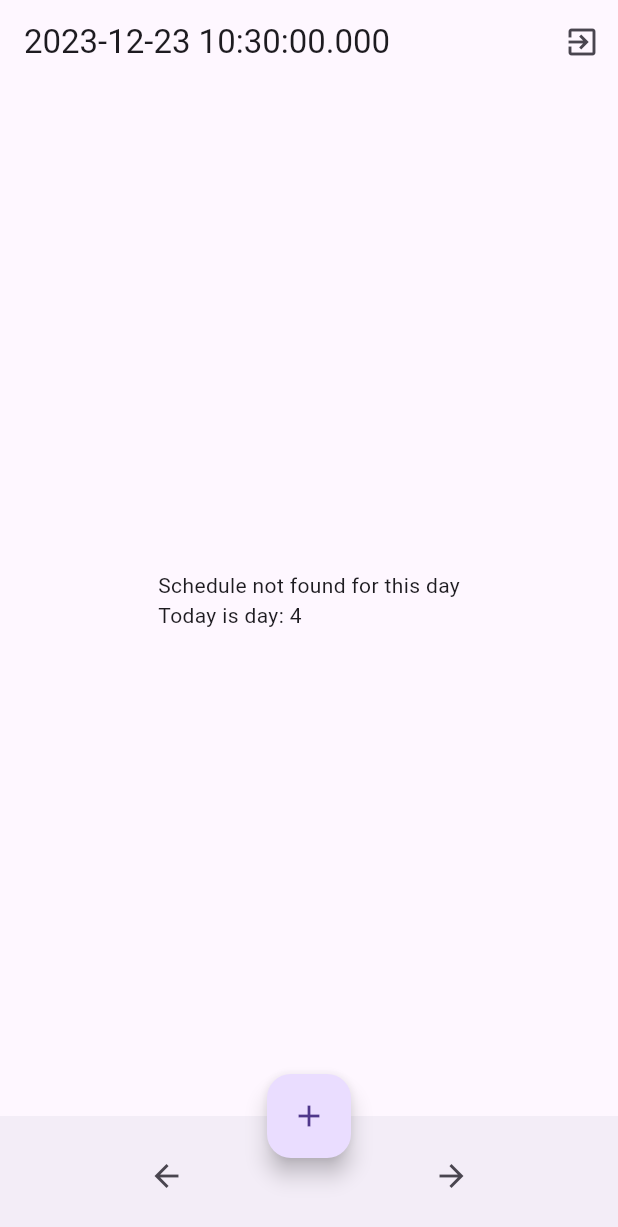
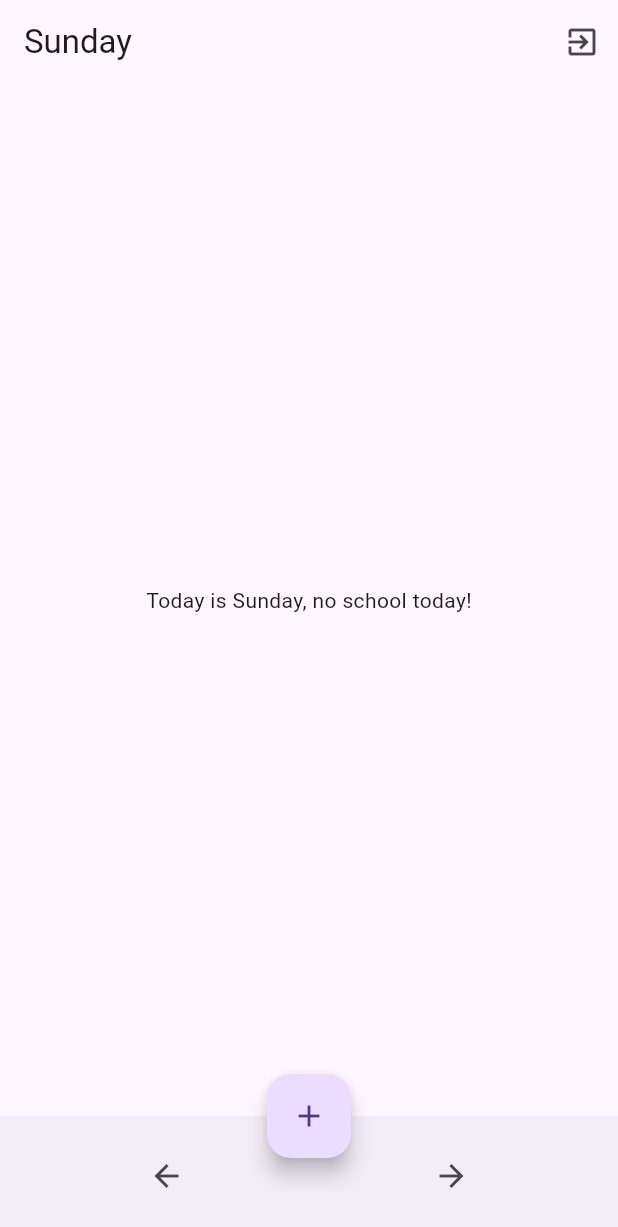
Before and after one commit to rodrisy/IA, a Flutter app: the ScheduleScreen screen opened directly, after a tap on the "arrow back" icon, on a phone screen of 412 x 824 dp. Shown: the top 1227 px of the screen. Run offline on Flutter 3.47's test engine with Material 3 defaults, Android fonts, the phone set to English and light mode, and no system bars; our stand-ins replace shared_preferences; accounts and stored records are empty.

Commit message:
Update schedule_screen.dart
everything works smoothly. the app spawns and inits in a the forwardlest weekday. then the indexDay syncs with it. when moving around using the bottom bar arrows everything changes accordingly. if it is a weekend day the text will show a message saying it is either sat or sun and there is no school.

```diff
--- a/schedule_app/lib/screens/schedule_screen.dart
+++ b/schedule_app/lib/screens/schedule_screen.dart
@@ -1,7 +1,7 @@
 import 'package:flutter/material.dart';
-import 'package:intl/intl.dart';
 import 'package:schedule_app/models/schedules_model.dart';
 import 'package:schedule_app/utils/get_cycle_date.dart';
+import 'package:schedule_app/utils/get_week_day.dart';
 import 'package:shared_preferences/shared_preferences.dart';
 
 import '../main.dart';
@@ -15,12 +15,14 @@ class _ScheduleScreenState extends State<ScheduleScreen> {
   User? _currentUser;
   late DateTime selectedDate;
   late int indexDay;
+  late String weekDay;
 
   @override
   void initState() {
     super.initState();
-    selectedDate = DateTime.now();
+    selectedDate = calculateCurrentDay(DateTime.now(), 0);
     indexDay = calculateCycleDay(selectedDate, 6);
+    weekDay = formatDateEEEE(selectedDate);
 
     // Initialize _currentUser based on the logged-in user ID
     SharedPreferences.getInstance().then((prefs) {
@@ -38,7 +40,8 @@ class _ScheduleScreenState extends State<ScheduleScreen> {
   void _updateSelectedDate(int dayDifference) {
     setState(() {
       selectedDate = selectedDate.add(Duration(days: dayDifference));
-      int indexDay = calculateCycleDay(selectedDate, 6);
+      indexDay = calculateCycleDay(selectedDate, 6);
+      weekDay = formatDateEEEE(selectedDate);
     });
   }
 
@@ -50,7 +53,7 @@ class _ScheduleScreenState extends State<ScheduleScreen> {
   Widget build(BuildContext context) {
     return Scaffold(
       appBar: AppBar(
-        title: Text("${selectedDate}"),
+        title: Text("${weekDay}"),
         actions: [
           IconButton(
             icon: Icon(Icons.exit_to_app),
@@ -102,11 +105,17 @@ class _ScheduleScreenState extends State<ScheduleScreen> {
   Widget _buildSchedule(User? user, int indexDay) {
     int indexDay = calculateCycleDay(selectedDate, 6);
 
-    if (user == null || user.schedules.length <= indexDay) {
+    if (selectedDate.weekday > 5) {
+      return Text("Today is ${weekDay}, no school today!");
+    } else if (user == null || user.schedules.length <= indexDay) {
       return Text(
           'Schedule not found for this day\nToday is day: ${indexDay + 1}');
     } else if (user.schedules[indexDay].classes.isEmpty) {
       return Text('No classes for this day');
+    } else if (selectedDate == (DateTime)) {
+      return Text("Today theres no school");
+
+      /// for days with vacation and no school
     } else {
       return ListView.builder(
         itemCount: user.schedules[indexDay].classes.length,
```
